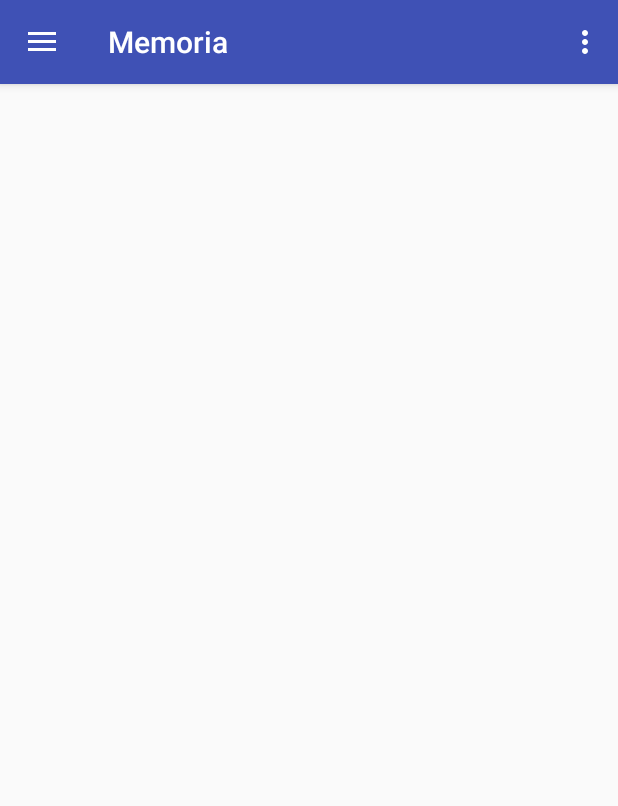
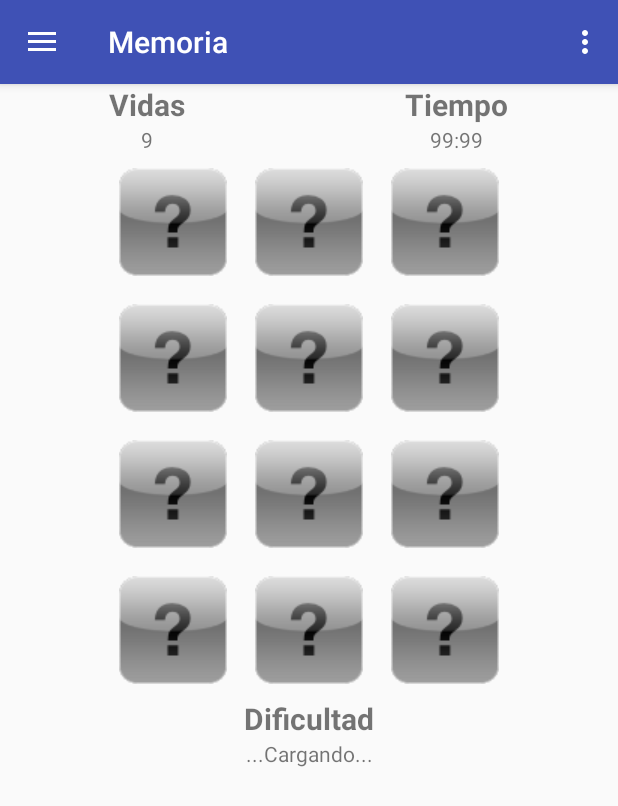
Before and after one commit to eurorivero/MemoriaNavDrawer, an Android app: the screen it shows after launch (MainActivity), after a tap on "Partida", on a phone screen of 412 x 824 dp. Shown: the top 806 px of the screen. Run offline under Robolectric (Android 15) with nearby library versions, the phone set to English and light mode, and no system bars; 1 other tap on this screen came first.

Commit message:
Se agrega el fragment de la Partida. Se mejora el layout de la partida.

```diff
--- /dev/null
+++ b/app/src/main/java/com/example/eurorivero/memoria/PartidaFragment.java
@@ -0,0 +1,37 @@
+package com.example.eurorivero.memoria;
+
+import android.os.Bundle;
+import android.support.v4.app.Fragment;
+import android.view.LayoutInflater;
+import android.view.View;
+import android.view.ViewGroup;
+
+/**
+ * Created by Fabiana Nazaret on 20/11/2017.
+ */
+
+public class PartidaFragment extends Fragment
+{
+    Configuraciones conf;
+
+    public View onCreateView(LayoutInflater inflater, ViewGroup container, Bundle savedInstateState)
+    {
+        View v = inflater.inflate(R.layout.layout_partida, container, false);
+
+        conf = Configuraciones.getInstance();
+        switch(Configuraciones.getDificultad())
+        {
+            case NIVEL1:
+
+                break;
+            case NIVEL2:
+
+                break;
+            case NIVEL3:
+
+                break;
+        }
+
+        return v;
+    }
+}
--- /dev/null
+++ b/app/src/main/res/layout/layout_partida.xml
@@ -0,0 +1,170 @@
+<?xml version="1.0" encoding="utf-8"?>
+<LinearLayout xmlns:android="http://schemas.android.com/apk/res/android"
+    xmlns:app="http://schemas.android.com/apk/res-auto"
+    android:orientation="vertical" android:layout_width="match_parent"
+    android:layout_height="match_parent">
+
+    <TableLayout
+        android:layout_width="match_parent"
+        android:layout_height="wrap_content">
+
+        <TableRow
+            android:layout_width="wrap_content"
+            android:layout_height="match_parent">
+
+            <TextView
+                android:id="@+id/tv_header_partida_vidas"
+                android:layout_width="match_parent"
+                android:layout_height="wrap_content"
+                android:layout_weight="1.0"
+                android:layout_gravity="center"
+                android:text="@string/vidas"
+                android:textAlignment="center"
+                android:textSize="@dimen/tvHeader"
+                android:textStyle="bold" />
+
+            <TextView
+                android:id="@+id/tv_header_partida_tiempo"
+                android:layout_width="match_parent"
+                android:layout_height="wrap_content"
+                android:layout_weight="1.0"
+                android:layout_gravity="center"
+                android:text="@string/tiempo"
+                android:textAlignment="center"
+                android:textSize="@dimen/tvHeader"
+                android:textStyle="bold" />
+        </TableRow>
+
+        <TableRow
+            android:layout_width="match_parent"
+            android:layout_height="match_parent">
+
+            <TextView
+                android:id="@+id/tv_partida_vidas"
+                android:layout_width="match_parent"
+                android:layout_height="wrap_content"
+                android:layout_weight="1.0"
+                android:textAlignment="center"
+                android:text="@string/vidas_9" />
+
+            <TextView
+                android:id="@+id/tv_partida_tiempo"
+                android:layout_width="match_parent"
+                android:layout_height="wrap_content"
+                android:layout_weight="1.0"
+                android:layout_gravity="center"
+                android:text="@string/tiempo_99"
+                android:textAlignment="center" />
+        </TableRow>
+
+    </TableLayout>
+
+    <GridLayout
+        android:layout_width="wrap_content"
+        android:layout_height="wrap_content"
+        android:layout_gravity="center"
+        android:columnCount="3">
+
+        <ImageView
+            android:id="@+id/iv0_0"
+            android:layout_width="wrap_content"
+            android:layout_height="wrap_content"
+            android:padding="@dimen/ivPadding"
+            app:srcCompat="@drawable/question_icon" />
+
+        <ImageView
+            android:id="@+id/iv0_1"
+            android:layout_width="wrap_content"
+            android:layout_height="wrap_content"
+            android:padding="@dimen/ivPadding"
+            app:srcCompat="@drawable/question_icon" />
+
+        <ImageView
+            android:id="@+id/iv0_2"
+            android:layout_width="wrap_content"
+            android:layout_height="wrap_content"
+            android:padding="@dimen/ivPadding"
+            app:srcCompat="@drawable/question_icon" />
+
+        <ImageView
+            android:id="@+id/iv1_0"
+            android:layout_width="wrap_content"
+            android:layout_height="wrap_content"
+            android:padding="@dimen/ivPadding"
+            app:srcCompat="@drawable/question_icon" />
+
+        <ImageView
+            android:id="@+id/iv1_1"
+            android:layout_width="wrap_content"
+            android:layout_height="wrap_content"
+            android:padding="@dimen/ivPadding"
+            app:srcCompat="@drawable/question_icon" />
+
+        <ImageView
+            android:id="@+id/iv1_2"
+            android:layout_width="wrap_content"
+            android:layout_height="wrap_content"
+            android:padding="@dimen/ivPadding"
+            app:srcCompat="@drawable/question_icon" />
+
+        <ImageView
+            android:id="@+id/iv2_0"
+            android:layout_width="wrap_content"
+            android:layout_height="wrap_content"
+            android:padding="@dimen/ivPadding"
+            app:srcCompat="@drawable/question_icon" />
+
+        <ImageView
+            android:id="@+id/iv2_1"
+            android:layout_width="wrap_content"
+            android:layout_height="wrap_content"
+            android:padding="@dimen/ivPadding"
+            app:srcCompat="@drawable/question_icon" />
+
+        <ImageView
+            android:id="@+id/iv2_2"
+            android:layout_width="wrap_content"
+            android:layout_height="wrap_content"
+            android:padding="@dimen/ivPadding"
+            app:srcCompat="@drawable/question_icon" />
+
+        <ImageView
+            android:id="@+id/iv3_0"
+            android:layout_width="wrap_content"
+            android:layout_height="wrap_content"
+            android:padding="@dimen/ivPadding"
+            app:srcCompat="@drawable/question_icon" />
+
+        <ImageView
+            android:id="@+id/iv3_1"
+            android:layout_width="wrap_content"
+            android:layout_height="wrap_content"
+            android:padding="@dimen/ivPadding"
+            app:srcCompat="@drawable/question_icon" />
+
+        <ImageView
+            android:id="@+id/iv3_2"
+            android:layout_width="wrap_content"
+            android:layout_height="wrap_content"
+            android:padding="@dimen/ivPadding"
+            app:srcCompat="@drawable/question_icon" />
+
+    </GridLayout>
+
+    <TextView
+        android:id="@+id/textView4"
+        android:layout_width="match_parent"
+        android:layout_height="wrap_content"
+        android:text="@string/dificultad"
+        android:textSize="@dimen/tvHeader"
+        android:textStyle="bold"
+        android:textAlignment="center"/>
+
+    <TextView
+        android:id="@+id/textView5"
+        android:layout_width="match_parent"
+        android:layout_height="wrap_content"
+        android:text="@string/Cargando"
+        android:textAlignment="center"/>
+
+</LinearLayout>
--- a/app/src/main/res/values/strings.xml
+++ b/app/src/main/res/values/strings.xml
@@ -14,5 +14,6 @@
     <string name="Nivel2">Nivel 2</string>
     <string name="Nivel3">Nivel 3</string>
     <string name="Cargando">...Cargando...</string>
+    <string name="Espacio"> </string>
 
 </resources>
```
Also changed, not shown: app/src/main/res/drawable/question_icon.png (added).
